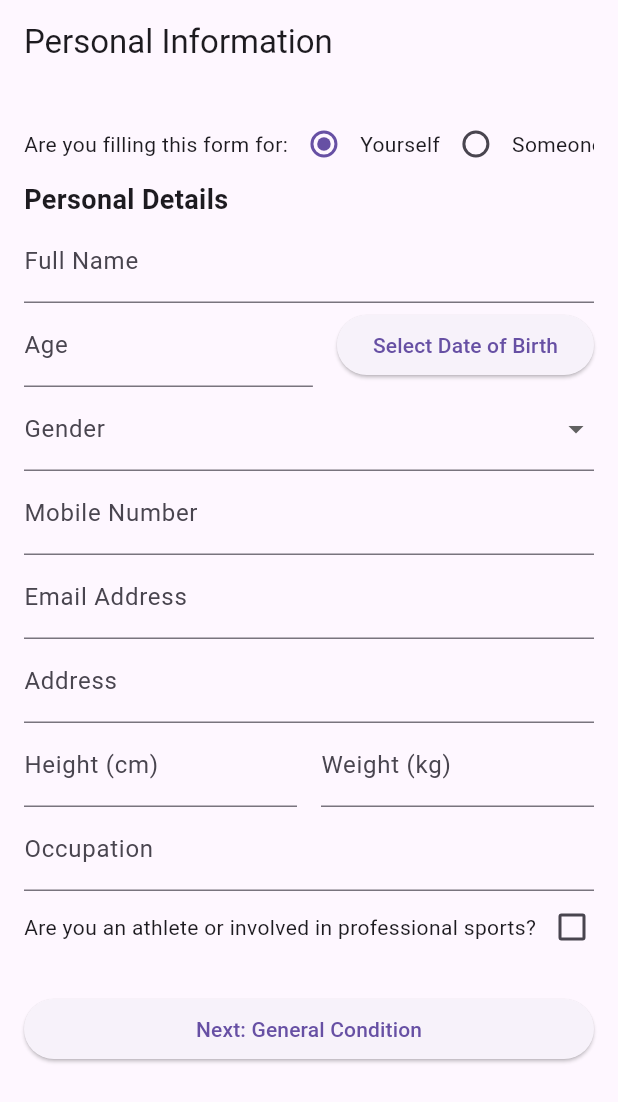
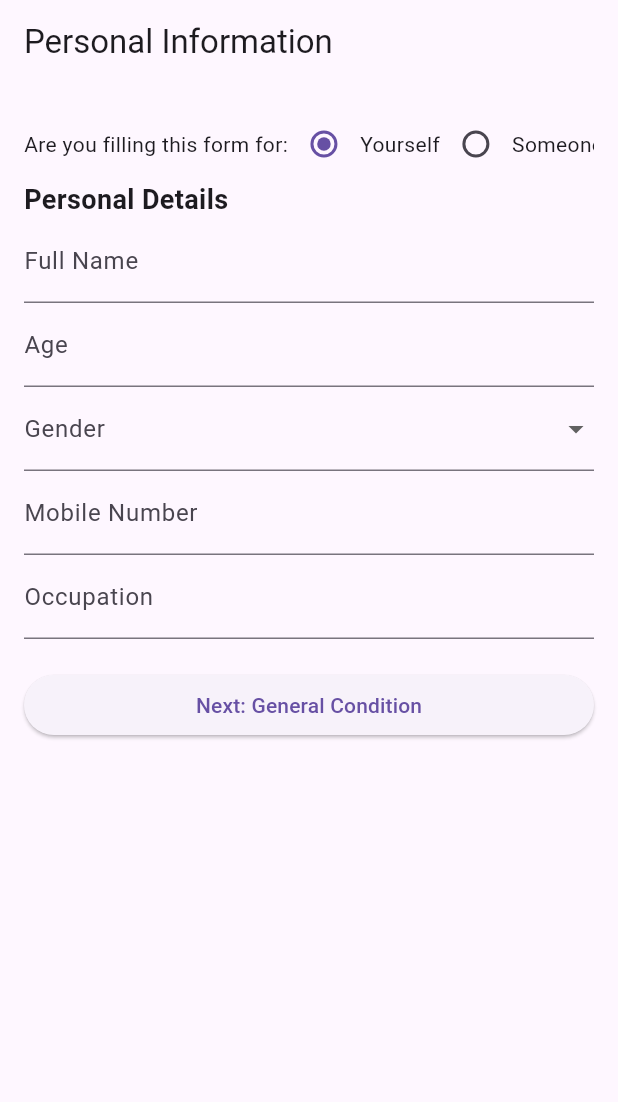
Before and after one commit to Manish-785/wearespine_flutter_reduced, a Flutter app: the screen it shows after launch, on a phone screen of 412 x 824 dp. Shown: the top 1102 px of the screen. Run offline on Flutter 3.47's test engine with Material 3 defaults, Android fonts, the phone set to English and light mode, and no system bars.

Commit message:
personal info reduced

```diff
--- a/lib/screens/personal_info_screen.dart
+++ b/lib/screens/personal_info_screen.dart
@@ -16,16 +16,10 @@ class _PersonalInfoScreenState extends State<PersonalInfoScreen> {
   final nameController = TextEditingController();
   final ageController = TextEditingController();
   final occupationController = TextEditingController();
-  final heightController = TextEditingController();
-  final weightController = TextEditingController();
   final mobileController = TextEditingController();
-  final emailController = TextEditingController();
-  final addressController = TextEditingController();
 
   String? gender;
   bool isSelf = true;
-  bool isAthlete = false;
-  DateTime? dob;
 
   @override
   Widget build(BuildContext context) {
@@ -70,39 +64,13 @@ class _PersonalInfoScreenState extends State<PersonalInfoScreen> {
                     value!.isEmpty ? 'Please enter name' : null,
               ),
 
-              // Date of Birth or Age
-              Row(
-                children: [
-                  Expanded(
-                    child: TextFormField(
-                      controller: ageController,
-                      decoration: const InputDecoration(labelText: 'Age'),
-                      keyboardType: TextInputType.number,
-                      validator: (value) =>
-                          value!.isEmpty ? 'Please enter age' : null,
-                    ),
-                  ),
-                  const SizedBox(width: 16),
-                  ElevatedButton(
-                    onPressed: () async {
-                      final pickedDate = await showDatePicker(
-                        context: context,
-                        initialDate: dob ?? DateTime.now(),
-                        firstDate: DateTime(1900),
-                        lastDate: DateTime.now(),
-                      );
-                      if (pickedDate != null && pickedDate != dob) {
-                        setState(() {
-                          dob = pickedDate;
-                          ageController.text =
-                              ((DateTime.now().difference(dob!).inDays) ~/ 365)
-                                  .toString();
-                        });
-                      }
-                    },
-                    child: const Text('Select Date of Birth'),
-                  ),
-                ],
+              // Age
+              TextFormField(
+                controller: ageController,
+                decoration: const InputDecoration(labelText: 'Age'),
+                keyboardType: TextInputType.number,
+                validator: (value) =>
+                    value!.isEmpty ? 'Please enter age' : null,
               ),
 
               // Gender Selection
@@ -113,8 +81,6 @@ class _PersonalInfoScreenState extends State<PersonalInfoScreen> {
                   'Select',
                   'Male',
                   'Female',
-                  'Non-Binary',
-                  'Prefer Not to Say'
                 ]
                     .map((label) => DropdownMenuItem(
                           child: Text(label),
@@ -134,61 +100,11 @@ class _PersonalInfoScreenState extends State<PersonalInfoScreen> {
                 validator: (value) =>
                     value!.isEmpty ? 'Please enter a mobile number' : null,
               ),
-              TextFormField(
-                controller: emailController,
-                decoration: const InputDecoration(labelText: 'Email Address'),
-                keyboardType: TextInputType.emailAddress,
-                validator: (value) =>
-                    value!.isEmpty ? 'Please enter an email address' : null,
-              ),
-              TextFormField(
-                controller: addressController,
-                decoration: const InputDecoration(labelText: 'Address'),
-                keyboardType: TextInputType.streetAddress,
-              ),
-
-              // Height and Weight
-              Row(
-                children: [
-                  Expanded(
-                    child: TextFormField(
-                      controller: heightController,
-                      decoration:
-                          const InputDecoration(labelText: 'Height (cm)'),
-                      keyboardType: TextInputType.number,
-                    ),
-                  ),
-                  const SizedBox(width: 16),
-                  Expanded(
-                    child: TextFormField(
-                      controller: weightController,
-                      decoration:
-                          const InputDecoration(labelText: 'Weight (kg)'),
-                      keyboardType: TextInputType.number,
-                    ),
-                  ),
-                ],
-              ),
 
               // Occupation
               TextFormField(
                 controller: occupationController,
                 decoration: const InputDecoration(labelText: 'Occupation'),
-              ),
-
-              // Athlete Status
-              SingleChildScrollView(
-                scrollDirection: Axis.horizontal,
-                child: Row(
-                  children: [
-                    const Text(
-                        'Are you an athlete or involved in professional sports?'),
-                    Checkbox(
-                      value: isAthlete,
-                      onChanged: (value) => setState(() => isAthlete = value!),
-                    ),
-                  ],
-                ),
               ),
 
               const SizedBox(height: 20),
@@ -208,16 +124,10 @@ class _PersonalInfoScreenState extends State<PersonalInfoScreen> {
       final personalInfo = {
         'name': nameController.text,
         'age': int.tryParse(ageController.text) ?? 0,
-        'dob': dob,
         'gender': gender,
         'occupation': occupationController.text,
         'is_self': isSelf,
-        'is_athlete': isAthlete,
         'mobile': mobileController.text,
-        'email': emailController.text,
-        'address': addressController.text,
-        'height': double.tryParse(heightController.text) ?? 0.0,
-        'weight': double.tryParse(weightController.text) ?? 0.0,
       };
 
       // Update state in provider
```
